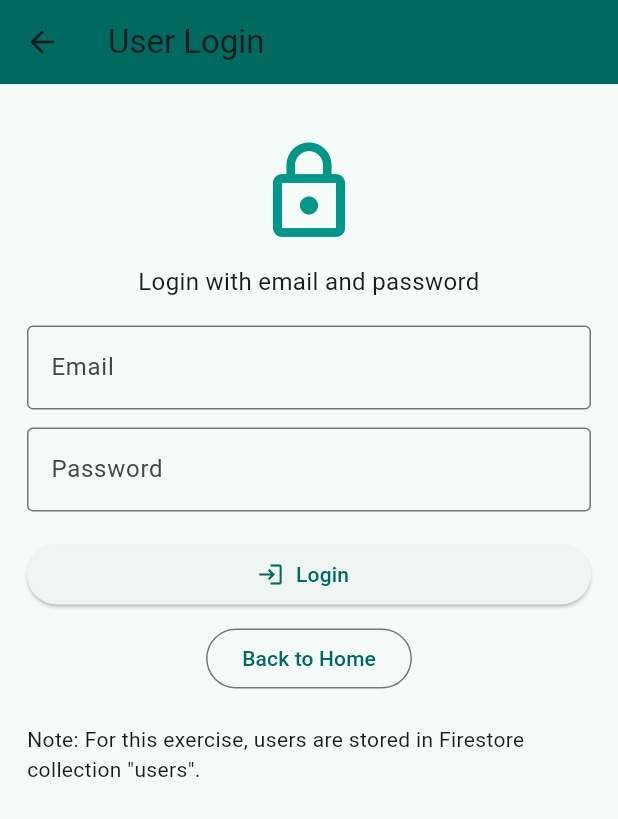
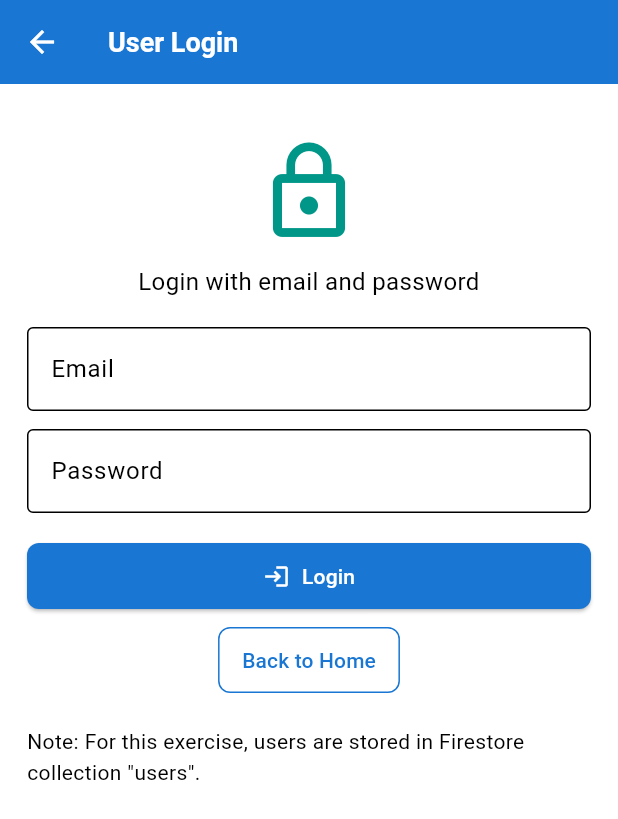
Before and after one commit to Meerasrilekha/Barcode-scanner-ui, a Flutter app: the screen it shows after launch, after a tap on the "person" icon, on a phone screen of 412 x 824 dp. Shown: the top 819 px of the screen. Run offline on Flutter 3.47's test engine with Material 3 defaults, Android fonts, the phone set to English and light mode, and no system bars; our stand-ins replace cloud_firestore, connectivity_plus, csv, firebase_core, lottie, permission_handler and 3 more; missing offline and left inert: mobile_scanner; accounts and stored records are empty.

Commit message:
Add settings/help screens, TODO and theme; update pubspec

```diff
--- a/lib/main.dart
+++ b/lib/main.dart
@@ -4,6 +4,17 @@ import 'package:mobile_scanner/mobile_scanner.dart';
 import 'package:firebase_core/firebase_core.dart';
 import 'package:cloud_firestore/cloud_firestore.dart';
 import 'package:flutter/services.dart'; // for Clipboard
+import 'package:shared_preferences/shared_preferences.dart';
+import 'package:connectivity_plus/connectivity_plus.dart';
+import 'package:permission_handler/permission_handler.dart';
+import 'package:url_launcher/url_launcher.dart';
+import 'package:share_plus/share_plus.dart';
+import 'package:csv/csv.dart';
+import 'package:lottie/lottie.dart';
+import 'package:showcaseview/showcaseview.dart';
+import 'theme.dart';
+import 'screens/settings_screen.dart';
+import 'screens/help_screen.dart';
 
 // IMPORTANT: Ensure firebase is configured (google-services.json / GoogleService-Info.plist).
 // Initialize Firebase before runApp.
@@ -13,26 +24,39 @@ Future<void> main() async {
   runApp(const MyApp());
 }
 
-class MyApp extends StatelessWidget {
+class MyApp extends StatefulWidget {
   const MyApp({super.key});
+
+  @override
+  State<MyApp> createState() => _MyAppState();
+}
+
+class _MyAppState extends State<MyApp> {
+  bool _isDarkMode = false;
+
+  void _toggleTheme() {
+    setState(() {
+      _isDarkMode = !_isDarkMode;
+    });
+  }
+
   @override
   Widget build(BuildContext context) {
     return MaterialApp(
       title: 'Barcode Scanner + Firestore + Login',
       debugShowCheckedModeBanner: false,
-      theme: ThemeData(
-        colorScheme: ColorScheme.fromSeed(seedColor: Colors.teal),
-        useMaterial3: true,
-      ),
+      theme: _isDarkMode ? AppTheme.darkTheme : AppTheme.lightTheme,
       initialRoute: '/',
       routes: {
-        '/': (_) => const HomeScreen(),
+        '/': (_) => HomeScreen(toggleTheme: _toggleTheme, isDarkMode: _isDarkMode),
         '/scanner': (_) => const ScannerScreen(),
         '/result': (_) => const ResultScreen(),
         '/employees': (_) => const EmployeesScreen(),
         '/product_search': (_) => const ProductSearchScreen(),
         '/login': (_) => const LoginScreen(),
         '/dashboard': (_) => const DashboardScreen(),
+        '/settings': (_) => SettingsScreen(toggleTheme: _toggleTheme, isDarkMode: _isDarkMode),
+        '/help': (_) => const HelpScreen(),
       },
     );
   }
@@ -40,7 +64,10 @@ class MyApp extends StatelessWidget {
 
 /// Home screen with scanner & employees list entry points
 class HomeScreen extends StatelessWidget {
-  const HomeScreen({super.key});
+  final VoidCallback toggleTheme;
+  final bool isDarkMode;
+
+  const HomeScreen({super.key, required this.toggleTheme, required this.isDarkMode});
 
   void _openProductSearch(BuildContext context) {
     ScaffoldMessenger.of(context).showSnackBar(const SnackBar(content: Text('Opening Product Search...')));
@@ -76,6 +103,20 @@ class HomeScreen extends StatelessWidget {
             onPressed: () {
               debugPrint('Home: Login button pressed');
               Navigator.pushNamed(context, '/login');
+            },
+          ),
+          IconButton(
+            tooltip: 'Settings',
+            icon: const Icon(Icons.settings),
+            onPressed: () {
+              Navigator.pushNamed(context, '/settings');
+            },
+          ),
+          IconButton(
+            tooltip: 'Help',
+            icon: const Icon(Icons.help),
+            onPressed: () {
+              Navigator.pushNamed(context, '/help');
             },
           ),
         ],
@@ -129,17 +170,29 @@ class HomeScreen extends StatelessWidget {
   }
 }
 
-// ---------- SCANNER SCREEN (unchanged) ----------
+// ---------- SCANNER SCREEN (improved) ----------
 class ScannerScreen extends StatefulWidget {
   const ScannerScreen({super.key});
   @override
   State<ScannerScreen> createState() => _ScannerScreenState();
 }
 
-class _ScannerScreenState extends State<ScannerScreen> {
+class _ScannerScreenState extends State<ScannerScreen> with TickerProviderStateMixin {
   final MobileScannerController _controller = MobileScannerController();
   bool _scanning = true;
   String? _last;
+  late AnimationController _animationController;
+  late Animation<double> _borderAnimation;
+
+  @override
+  void initState() {
+    super.initState();
+    _animationController = AnimationController(
+      duration: const Duration(seconds: 2),
+      vsync: this,
+    )..repeat(reverse: true);
+    _borderAnimation = Tween<double>(begin: 2.0, end: 6.0).animate(_animationController);
+  }
 
   void _onDetect(BarcodeCapture capture) {
     if (!_scanning) return;
@@ -167,6 +220,7 @@ class _ScannerScreenState extends State<ScannerScreen> {
 
   @override
   void dispose() {
+    _animationController.dispose();
     _controller.dispose();
     super.dispose();
   }
@@ -216,9 +270,11 @@ class _ScannerScreenState extends State<ScannerScreen> {
   Widget build(BuildContext context) {
     final scheme = Theme.of(context).colorScheme;
     return Scaffold(
+      extendBodyBehindAppBar: true,
       appBar: AppBar(
-        title: const Text('Scanner'),
-        backgroundColor: scheme.primary,
+        title: const Text('Scanner', style: TextStyle(color: Colors.white)),
+        backgroundColor: Colors.black.withOpacity(0.3),
+        elevation: 0,
       ),
       body: Column(
         children: [
@@ -234,12 +290,34 @@ class _ScannerScreenState extends State<ScannerScreen> {
                   },
                 ),
                 Center(
+                  child: AnimatedBuilder(
+                    animation: _borderAnimation,
+                    builder: (context, child) {
+                      return Container(
+                        width: 280,
+                        height: 170,
+                        decoration: BoxDecoration(
+                          border: Border.all(color: Colors.white, width: _borderAnimation.value),
+                          borderRadius: BorderRadius.circular(12),
+                        ),
+                      );
+                    },
+                  ),
+                ),
+                Positioned(
+                  bottom: 20,
+                  left: 20,
+                  right: 20,
                   child: Container(
-                    width: 280,
-                    height: 170,
+                    padding: const EdgeInsets.all(12),
                     decoration: BoxDecoration(
-                      border: Border.all(color: Colors.white70, width: 2),
-                      borderRadius: BorderRadius.circular(12),
+                      color: Colors.black.withOpacity(0.5),
+                      borderRadius: BorderRadius.circular(8),
+                    ),
+                    child: const Text(
+                      'Align the barcode within the frame',
+                      style: TextStyle(color: Colors.white, fontSize: 14),
+                      textAlign: TextAlign.center,
                     ),
                   ),
                 ),
--- /dev/null
+++ b/lib/theme.dart
@@ -0,0 +1,256 @@
+import 'package:flutter/material.dart';
+
+class AppTheme {
+  // Color tokens
+  static const Color primary = Color(0xFF1976D2); // Blue
+  static const Color secondary = Color(0xFF03DAC6); // Teal
+  static const Color neutral = Color(0xFF9E9E9E); // Grey
+  static const Color surface = Color(0xFFFFFFFF); // White
+  static const Color background = Color(0xFFF5F5F5); // Light grey
+  static const Color error = Color(0xFFD32F2F); // Red
+  static const Color onPrimary = Color(0xFFFFFFFF); // White text on primary
+  static const Color onSecondary = Color(0xFF000000); // Black text on secondary
+  static const Color onSurface = Color(0xFF000000); // Black text on surface
+
+  // Additional light theme colors
+  static const Color primaryContainer = Color(0xFFBBDEFB);
+  static const Color onPrimaryContainer = Color(0xFF000000);
+  static const Color secondaryContainer = Color(0xFFB2DFDB);
+  static const Color onSecondaryContainer = Color(0xFF000000);
+  static const Color tertiary = Color(0xFFFFC107);
+  static const Color onTertiary = Color(0xFF000000);
+  static const Color tertiaryContainer = Color(0xFFFFF8E1);
+  static const Color onTertiaryContainer = Color(0xFF000000);
+  static const Color errorContainer = Color(0xFFFFCDD2);
+  static const Color onErrorContainer = Color(0xFF000000);
+  static const Color surfaceVariant = Color(0xFFEEEEEE);
+  static const Color onSurfaceVariant = Color(0xFF000000);
+  static const Color outline = Color(0xFFBDBDBD);
+  static const Color outlineVariant = Color(0xFF8D8D8D);
+  static const Color shadow = Color(0xFF000000);
+  static const Color scrim = Color(0xFF000000);
+  static const Color inverseSurface = Color(0xFF000000);
+  static const Color onInverseSurface = Color(0xFFFFFFFF);
+  static const Color inversePrimary = Color(0xFF90CAF9);
+  static const Color surfaceTint = Color(0xFF1976D2);
+
+  // Dark theme colors
+  static const Color darkPrimary = Color(0xFF90CAF9);
+  static const Color darkSecondary = Color(0xFF80CBC4);
+  static const Color darkNeutral = Color(0xFFBDBDBD);
+  static const Color darkSurface = Color(0xFF121212);
+  static const Color darkBackground = Color(0xFF1E1E1E);
+  static const Color darkError = Color(0xFFEF5350);
+  static const Color darkOnPrimary = Color(0xFF000000);
+  static const Color darkOnSecondary = Color(0xFF000000);
+  static const Color darkOnSurface = Color(0xFFFFFFFF);
+
+  // Additional dark theme colors
+  static const Color darkPrimaryContainer = Color(0xFF424242);
+  static const Color darkOnPrimaryContainer = Color(0xFFFFFFFF);
+  static const Color darkSecondaryContainer = Color(0xFF37474F);
+  static const Color darkOnSecondaryContainer = Color(0xFFFFFFFF);
+  static const Color darkTertiary = Color(0xFFFFC107);
+  static const Color darkOnTertiary = Color(0xFF000000);
+  static const Color darkTertiaryContainer = Color(0xFF424242);
+  static const Color darkOnTertiaryContainer = Color(0xFFFFFFFF);
+  static const Color darkErrorContainer = Color(0xFF5D4037);
+  static const Color darkOnErrorContainer = Color(0xFFFFFFFF);
+  static const Color darkSurfaceVariant = Color(0xFF424242);
+  static const Color darkOnSurfaceVariant = Color(0xFFBDBDBD);
+  static const Color darkOutline = Color(0xFF8D8D8D);
+  static const Color darkOutlineVariant = Color(0xFF5D5D5D);
+  static const Color darkShadow = Color(0xFF000000);
+  static const Color darkScrim = Color(0xFF000000);
+  static const Color darkInverseSurface = Color(0xFFFFFFFF);
+  static const Color darkOnInverseSurface = Color(0xFF000000);
+  static const Color darkInversePrimary = Color(0xFF1976D2);
+  static const Color darkSurfaceTint = Color(0xFF90CAF9);
+
+  // Typography scale
+  static const TextStyle h1 = TextStyle(
+    fontSize: 32,
+    fontWeight: FontWeight.bold,
+    height: 1.2,
+  );
+
+  static const TextStyle h2 = TextStyle(
+    fontSize: 24,
+    fontWeight: FontWeight.bold,
+    height: 1.3,
+  );
+
+  static const TextStyle h3 = TextStyle(
+    fontSize: 20,
+    fontWeight: FontWeight.w600,
+    height: 1.4,
+  );
+
+  static const TextStyle h4 = TextStyle(
+    fontSize: 18,
+    fontWeight: FontWeight.w600,
+    height: 1.4,
+  );
+
+  static const TextStyle bodyLarge = TextStyle(
+    fontSize: 16,
+    fontWeight: FontWeight.normal,
+    height: 1.5,
+  );
+
+  static const TextStyle body = TextStyle(
+    fontSize: 14,
+    fontWeight: FontWeight.normal,
+    height: 1.5,
+  );
+
+  static const TextStyle bodySmall = TextStyle(
+    fontSize: 12,
+    fontWeight: FontWeight.normal,
+    height: 1.5,
+  );
+
+  static const TextStyle labelLarge = TextStyle(
+    fontSize: 14,
+    fontWeight: FontWeight.w500,
+    height: 1.4,
+  );
+
+  static const TextStyle labelSmall = TextStyle(
+    fontSize: 11,
+    fontWeight: FontWeight.w500,
+    height: 1.4,
+  );
+
+  // Light theme
+  static ThemeData lightTheme = ThemeData(
+    useMaterial3: true,
+    colorScheme: const ColorScheme(
+      brightness: Brightness.light,
+      primary: primary,
+      onPrimary: onPrimary,
+      secondary: secondary,
+      onSecondary: onSecondary,
+      error: error,
+      onError: onPrimary,
+      surface: surface,
+      onSurface: onSurface,
+      background: background,
+      onBackground: onSurface,
+    ),
+    textTheme: const TextTheme(
+      displayLarge: h1,
+      displayMedium: h2,
+      displaySmall: h3,
+      headlineLarge: h2,
+      headlineMedium: h3,
+      headlineSmall: h4,
+      titleLarge: h4,
+      titleMedium: bodyLarge,
+      titleSmall: body,
+      bodyLarge: bodyLarge,
+      bodyMedium: body,
+      bodySmall: bodySmall,
+      labelLarge: labelLarge,
+      labelMedium: body,
+      labelSmall: labelSmall,
+    ),
+    appBarTheme: const AppBarTheme(
+      backgroundColor: primary,
+      foregroundColor: onPrimary,
+      elevation: 0,
+    ),
+    elevatedButtonTheme: ElevatedButtonThemeData(
+      style: ElevatedButton.styleFrom(
+        backgroundColor: primary,
+        foregroundColor: onPrimary,
+        padding: const EdgeInsets.symmetric(horizontal: 16, vertical: 12),
+        shape: RoundedRectangleBorder(
+          borderRadius: BorderRadius.circular(8),
+        ),
+      ),
+    ),
+    outlinedButtonTheme: OutlinedButtonThemeData(
+      style: OutlinedButton.styleFrom(
+        foregroundColor: primary,
+        side: const BorderSide(color: primary),
+        padding: const EdgeInsets.symmetric(horizontal: 16, vertical: 12),
+        shape: RoundedRectangleBorder(
+          borderRadius: BorderRadius.circular(8),
+        ),
+      ),
+    ),
+    cardTheme: CardThemeData(
+      elevation: 2,
+      shape: RoundedRectangleBorder(
+        borderRadius: BorderRadius.all(Radius.circular(12)),
+      ),
+    ),
+  );
+
+  // Dark theme
+  static ThemeData darkTheme = ThemeData(
+    useMaterial3: true,
+    colorScheme: const ColorScheme(
+      brightness: Brightness.dark,
+      primary: darkPrimary,
+      onPrimary: darkOnPrimary,
+      secondary: darkSecondary,
+      onSecondary: darkOnSecondary,
+      error: darkError,
+      onError: darkOnPrimary,
+      surface: darkSurface,
+      onSurface: darkOnSurface,
+      background: darkBackground,
+      onBackground: darkOnSurface,
+    ),
+    textTheme: const TextTheme(
+      displayLarge: TextStyle(color: darkOnSurface),
+      displayMedium: TextStyle(color: darkOnSurface),
+      displaySmall: TextStyle(color: darkOnSurface),
+      headlineLarge: TextStyle(color: darkOnSurface),
+      headlineMedium: TextStyle(color: darkOnSurface),
+      headlineSmall: TextStyle(color: darkOnSurface),
+      titleLarge: TextStyle(color: darkOnSurface),
+      titleMedium: TextStyle(color: darkOnSurface),
+      titleSmall: TextStyle(color: darkOnSurface),
+      bodyLarge: TextStyle(color: darkOnSurface),
+      bodyMedium: TextStyle(color: darkOnSurface),
+      bodySmall: TextStyle(color: darkOnSurface),
+      labelLarge: TextStyle(color: darkOnSurface),
+      labelMedium: TextStyle(color: darkOnSurface),
+      labelSmall: TextStyle(color: darkOnSurface),
+    ),
+    appBarTheme: const AppBarTheme(
+      backgroundColor: darkSurface,
+      foregroundColor: darkOnSurface,
+      elevation: 0,
+    ),
+    elevatedButtonTheme: ElevatedButtonThemeData(
+      style: ElevatedButton.styleFrom(
+        backgroundColor: darkPrimary,
+        foregroundColor: darkOnPrimary,
+        padding: const EdgeInsets.symmetric(horizontal: 16, vertical: 12),
+        shape: RoundedRectangleBorder(
+          borderRadius: BorderRadius.circular(8),
+        ),
+      ),
+    ),
+    outlinedButtonTheme: OutlinedButtonThemeData(
+      style: OutlinedButton.styleFrom(
+        foregroundColor: darkPrimary,
+        side: const BorderSide(color: darkPrimary),
+        padding: const EdgeInsets.symmetric(horizontal: 16, vertical: 12),
+        shape: RoundedRectangleBorder(
+          borderRadius: BorderRadius.circular(8),
+        ),
+      ),
+    ),
+    cardTheme: CardThemeData(
+      elevation: 2,
+      shape: RoundedRectangleBorder(
+        borderRadius: BorderRadius.all(Radius.circular(12)),
+      ),
+    ),
+  );
+}
```
Also changed, not shown: lib/screens/help_screen.dart (added, +74 -0 lines), lib/screens/settings_screen.dart (added, +104 -0 lines), pubspec.yaml (+10 -0 lines), pubspec.lock, 6 other files.
